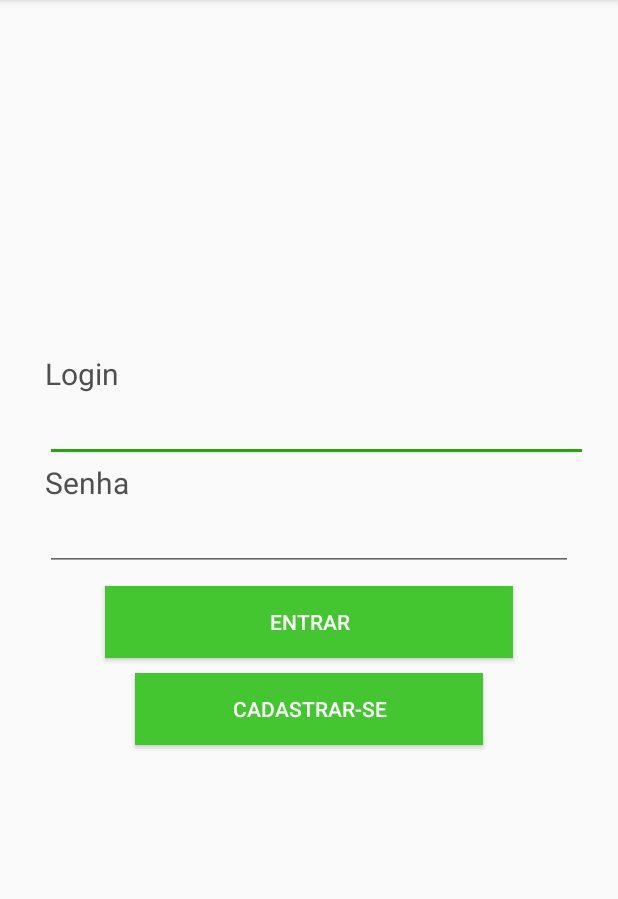
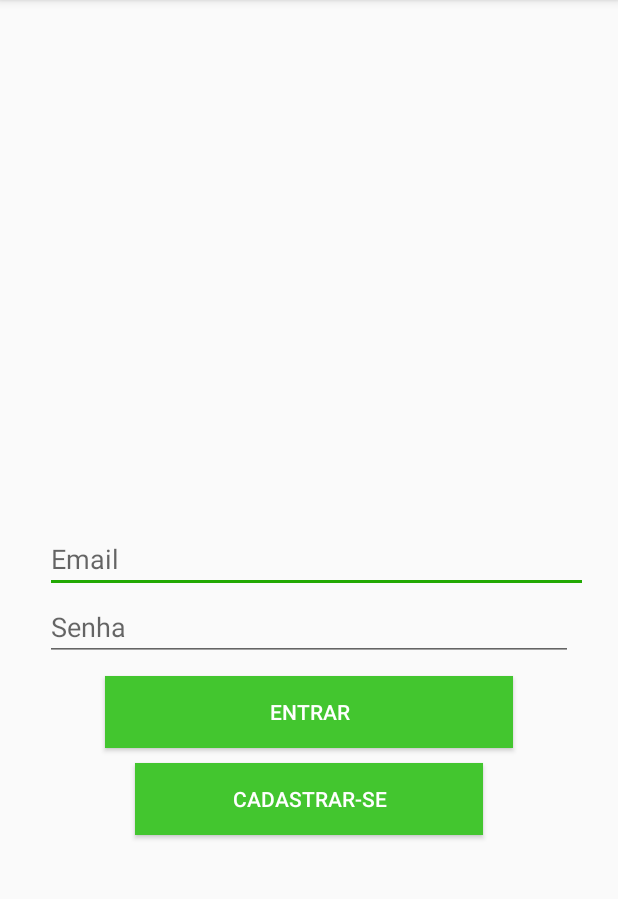
Before and after one commit to HelpVeg/HelpVegApp, an Android app: the screen it shows after launch (LoginActivity), on a phone screen of 412 x 824 dp, the part 84-983 px from its top. Run offline under Robolectric (Android 15) with nearby library versions, the phone set to English and light mode, and no system bars.

Commit message:
Criar tela perfil e linkar botao
criada a funcao para linkar botao na tela de login

```diff
--- a/app/src/main/AndroidManifest.xml
+++ b/app/src/main/AndroidManifest.xml
@@ -16,7 +16,11 @@
                 <category android:name="android.intent.category.LAUNCHER" />
             </intent-filter>
         </activity>
+
         <activity android:name=".user.gui.RegisterActivity"></activity>
+
+        <activity android:name=".user.gui.ProfileActivity"></activity>
+
     </application>
 
 </manifest>
--- a/app/src/main/java/mpoo/bsi/ufrpe/helpvegapp/user/gui/LoginActivity.java
+++ b/app/src/main/java/mpoo/bsi/ufrpe/helpvegapp/user/gui/LoginActivity.java
@@ -1,15 +1,50 @@
 package mpoo.bsi.ufrpe.helpvegapp.user.gui;
 
+import android.content.Intent;
 import android.support.v7.app.AppCompatActivity;
 import android.os.Bundle;
+import android.view.View;
+import android.widget.Button;
+import android.widget.EditText;
 
 import mpoo.bsi.ufrpe.helpvegapp.R;
 
-public class LoginActivity extends AppCompatActivity {
+public class LoginActivity extends AppCompatActivity implements View.OnClickListener{
+
+    private ViewHolder mViewHolder = new ViewHolder();
 
     @Override
     protected void onCreate(Bundle savedInstanceState) {
         super.onCreate(savedInstanceState);
         setContentView(R.layout.activity_login);
+
+        this.mViewHolder.editEmail = findViewById(R.id.loginEmail);
+        this.mViewHolder.editPassword = findViewById(R.id.loginPassword);
+        this.mViewHolder.btnEnter = findViewById(R.id.loginBtnEnter);
+        this.mViewHolder.btnRegister = findViewById(R.id.loginBtnRegister);
+
+        this.mViewHolder.btnEnter.setOnClickListener(this);
+        this.mViewHolder.btnRegister.setOnClickListener(this);
     }
+
+    @Override
+    public void onClick(View view) {
+        int id = view.getId();
+        if (id == R.id.loginBtnEnter){
+            Intent intent = new Intent(this,RegisterActivity.class);
+            startActivity(intent);
+        }
+        if (id == R.id.loginBtnRegister){
+            Intent intent = new Intent(this,ProfileActivity.class);
+            startActivity(intent);
+        }
+    }
+
+    private static class ViewHolder{
+        EditText editEmail;
+        EditText editPassword;
+        Button btnEnter;
+        Button btnRegister;
+    }
+
 }
--- a/app/src/main/res/layout/activity_login.xml
+++ b/app/src/main/res/layout/activity_login.xml
@@ -7,35 +7,28 @@
     android:layout_height="match_parent"
     tools:context="mpoo.bsi.ufrpe.helpvegapp.user.gui.LoginActivity">
 
-    <TextView
-        android:layout_width="wrap_content"
-        android:layout_height="wrap_content"
-        android:text="@string/login"
-        android:layout_marginTop="235dp"
-        android:layout_marginLeft="30dp"
-        android:layout_marginRight="30dp"
-        android:textSize="20sp"
-        android:textColor="@color/colorTextSecond" />
+
 
     <EditText
+        android:id="@+id/loginEmail"
+        android:inputType="textEmailAddress"
+        android:hint="@string/email"
         android:layout_width="match_parent"
         android:layout_height="wrap_content"
         android:layout_marginLeft="30dp"
-        android:layout_marginRight="20dp"/>
-    <TextView
-        android:layout_width="wrap_content"
-        android:layout_height="wrap_content"
-        android:text="@string/senha"
-        android:layout_marginLeft="30dp"
-        android:layout_marginRight="30dp"
-        android:textSize="20sp"
-        android:textColor="@color/colorTextSecond"/>
+        android:layout_marginRight="20dp"
+        android:layout_marginTop="350dp" />
+
     <EditText
+        android:id="@+id/loginPassword"
+        android:inputType="textPassword"
+        android:hint="@string/password"
         android:layout_width="match_parent"
         android:layout_height="wrap_content"
         android:layout_marginLeft="30dp"
         android:layout_marginRight="30dp"/>
     <Button
+        android:id="@+id/loginBtnEnter"
         android:layout_width="match_parent"
         android:layout_height="wrap_content"
         android:textColor="@color/colorTextPrimary"
@@ -45,10 +38,12 @@
         android:layout_marginTop="10dp"
         android:layout_marginLeft="70dp"
         android:layout_marginRight="70dp"/>
+
     <Button
+        android:id="@+id/loginBtnRegister"
         android:layout_width="match_parent"
         android:layout_height="wrap_content"
-        android:text="@string/btnCadastroLogin"
+        android:text="@string/btnRegisterLogin"
         android:textColor="@color/colorTextPrimary"
         android:background="@color/colorPrimary"
         android:layout_gravity="center"
--- a/app/src/main/res/values/strings.xml
+++ b/app/src/main/res/values/strings.xml
@@ -1,12 +1,11 @@
 <resources>
     <string name="app_name">HelpVeg</string>
-    <string name="login">Login</string>
-    <string name="senha">Senha</string>
-    <string name="nome">Nome</string>
+    <string name="password">Senha</string>
+    <string name="name">Nome</string>
     <string name="email">Email</string>
 
-    <string name="btnCadastro">Cadastrar</string>
-    <string name="btnCadastroLogin">Cadastrar-se</string>
+    <string name="btnRegister">Cadastrar</string>
+    <string name="btnRegisterLogin">Cadastrar-se</string>
     <string name="btnLogin">Entrar</string>
     <string name="navLogin">Já possui cadastro? Faça o login aqui!</string>
 </resources>
```
Also changed, not shown: app/src/main/java/mpoo/bsi/ufrpe/helpvegapp/user/gui/ProfileActivity.java (added, +15 -0 lines), app/src/main/res/layout/activity_profile.xml (added, +9 -0 lines), 1 other file.
